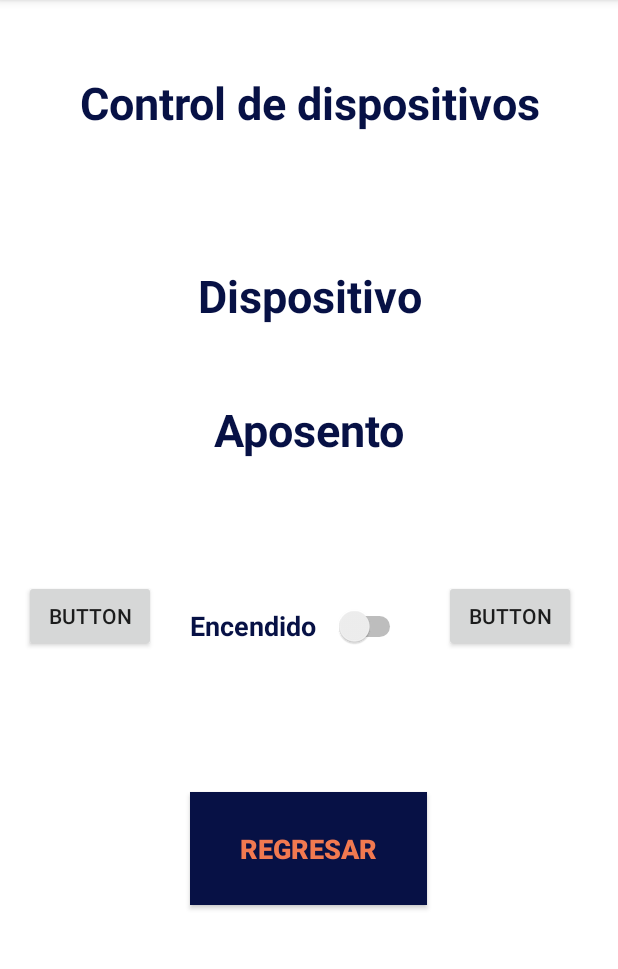
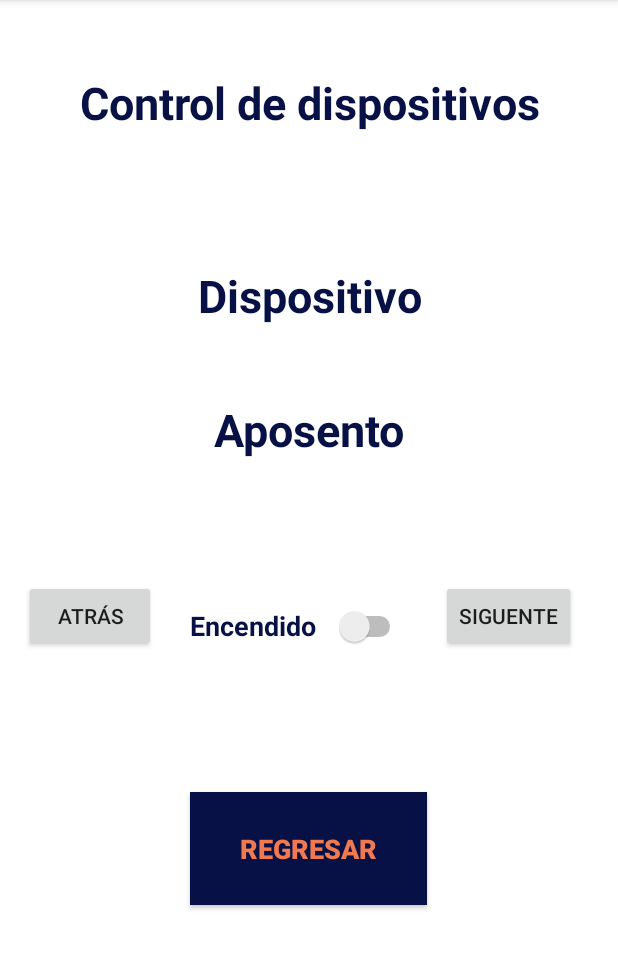
Before and after one commit to ErickCR12/SmartHomeTEC, an Android app: the Control screen opened directly, with no data from a screen before it, on a phone screen of 412 x 824 dp, the part 84-1053 px from its top. Run offline under Robolectric (Android 15) with nearby library versions, the phone set to English and light mode, and no system bars; 6 statements that could not run were skipped.

Commit message:
Funciones ventana Vincular

```diff
--- a/App/app/src/main/java/com/example/app/Funciones_Pantallas/Control.kt
+++ b/App/app/src/main/java/com/example/app/Funciones_Pantallas/Control.kt
@@ -5,6 +5,7 @@ import android.util.Log
 import android.widget.TextView
 import androidx.appcompat.app.AppCompatActivity
 import com.example.app.R
+import kotlinx.android.synthetic.main.control.*
 
 class Control: AppCompatActivity() {
 
@@ -18,6 +19,11 @@ class Control: AppCompatActivity() {
 
         Log.i("vinculados_", vinculados_registrados.toString())
 
+        //Se toman los dispositivos y aposentos del array vinculados
+        //Se muestran en la pantalla de forma dispositivo/aposento
+        val dispositivos_vinculados = SelccionarDispositivos(vinculados_registrados)
+        val aposentos_vinculados = SelccionarAposentos(vinculados_registrados)
+
         //Label para mostrar el dispositvo y el aposento vinculados
         val label_dispositivo  = findViewById<TextView>(R.id.lbldispositivo) as TextView
         val label_aposento  = findViewById<TextView>(R.id.lblaposento) as TextView
@@ -25,10 +31,70 @@ class Control: AppCompatActivity() {
         //Se lleva un conteo de la información
         val total_vinculados = vinculados_registrados.size
 
+        //Variable para llevar el control de las posiciones en el array
         var item = 0
 
         //Se muestra la información de los labels
-        label_aposento.setText(vinculados_registrados.get(item))
-        label_dispositivo.setText(vinculados_registrados.get(1))
+        label_aposento.setText(aposentos_vinculados.get(item))
+        label_dispositivo.setText(dispositivos_vinculados.get(item))
+
+        //Botón para retroceder a lo largo de los dispositivos disponibles
+        btnretroceder.setOnClickListener {
+            if (item <= 0){
+                item = total_vinculados
+            }
+            else{
+                //Se despliegan la información en los labels según el item actual
+                item--
+                lbldispositivo.setText(dispositivos_vinculados.get(item))
+                lblaposento.setText(aposentos_vinculados.get(item))
+            }
+        }
+
+        //Botón para avanzar a lo largo de los dispositivos disponibles
+        btnsiguiente.setOnClickListener {
+            if (item >= total_vinculados){
+                item = 0
+            }
+            else{
+                //Se despliegan la información en los labels según el item actual
+                item++
+                lbldispositivo.setText(dispositivos_vinculados.get(item))
+                lblaposento.setText(aposentos_vinculados.get(item))
+            }
+        }
+
+        swinterruptor.setOnCheckedChangeListener{_, isChecked ->
+            if (isChecked){
+                swinterruptor.text = "ENCENDIDO"
+            }
+            else{
+                swinterruptor.text = "APAGADO"
+            }
+        }
     }
+
+    //Funcipon para tomar los dispositivos del array vinculados, con indice par
+    private fun SelccionarDispositivos(elementos: ArrayList<String>): ArrayList<String>{
+        val dispositivos_array = arrayListOf<String>()
+        for (registro in 0 until elementos.size) {
+            if (registro%2 == 0) {
+                dispositivos_array.add(elementos.get(registro))
+            }
+        }
+        return dispositivos_array
+    }
+
+    //Funcipon para tomar los aposentos del array vinculados, con indice impar
+    private fun SelccionarAposentos(elementos: ArrayList<String>): ArrayList<String>{
+        val aposentos_array = arrayListOf<String>()
+        for (registro in 0 until elementos.size) {
+            if (registro%2 != 0) {
+                aposentos_array.add(elementos.get(registro))
+            }
+        }
+        return aposentos_array
+    }
+
+
 }
--- a/App/app/src/main/res/layout/control.xml
+++ b/App/app/src/main/res/layout/control.xml
@@ -69,7 +69,7 @@
         app:layout_constraintVertical_bias="0.363" />
 
     <Switch
-        android:id="@+id/switch1"
+        android:id="@+id/swinterruptor"
         android:layout_width="144dp"
         android:layout_height="60dp"
         android:text="Encendido"
@@ -84,10 +84,10 @@
         app:layout_constraintVertical_bias="0.547" />
 
     <Button
-        android:id="@+id/button"
+        android:id="@+id/btnsiguiente"
         android:layout_width="wrap_content"
         android:layout_height="wrap_content"
-        android:text="Button"
+        android:text="Siguente"
         app:layout_constraintBottom_toBottomOf="parent"
         app:layout_constraintEnd_toEndOf="parent"
         app:layout_constraintHorizontal_bias="0.913"
@@ -96,10 +96,10 @@
         app:layout_constraintVertical_bias="0.537" />
 
     <Button
-        android:id="@+id/button2"
+        android:id="@+id/btnretroceder"
         android:layout_width="wrap_content"
         android:layout_height="wrap_content"
-        android:text="Button"
+        android:text="Atrás"
         app:layout_constraintBottom_toBottomOf="parent"
         app:layout_constraintEnd_toEndOf="parent"
         app:layout_constraintHorizontal_bias="0.049"
```
